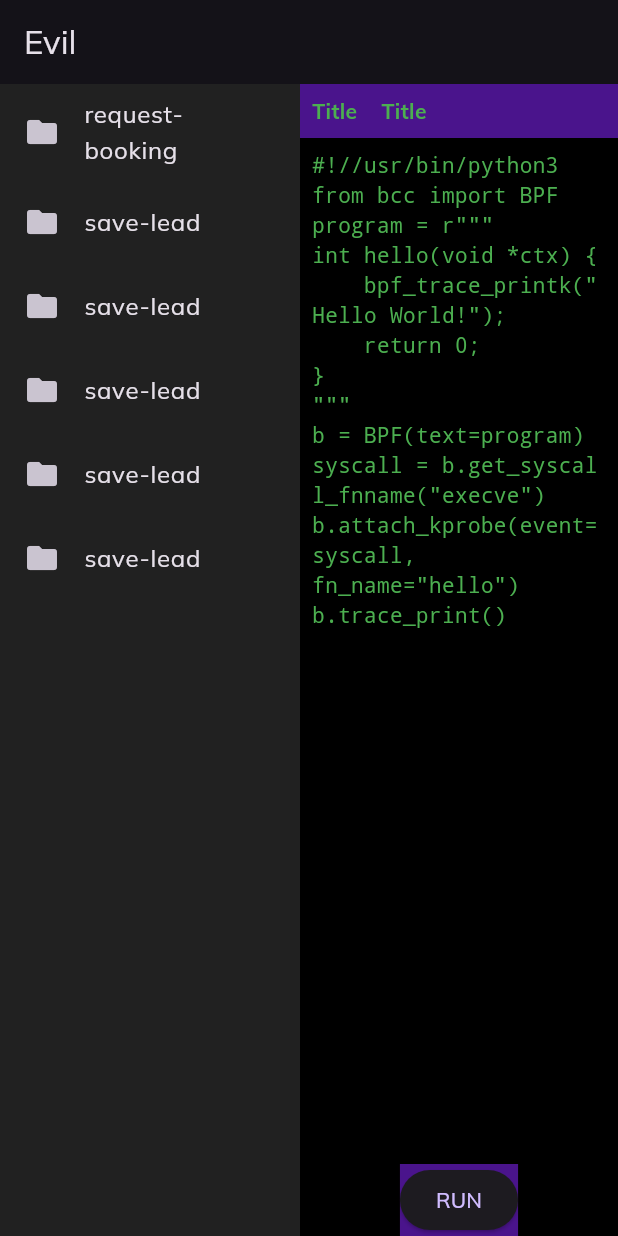
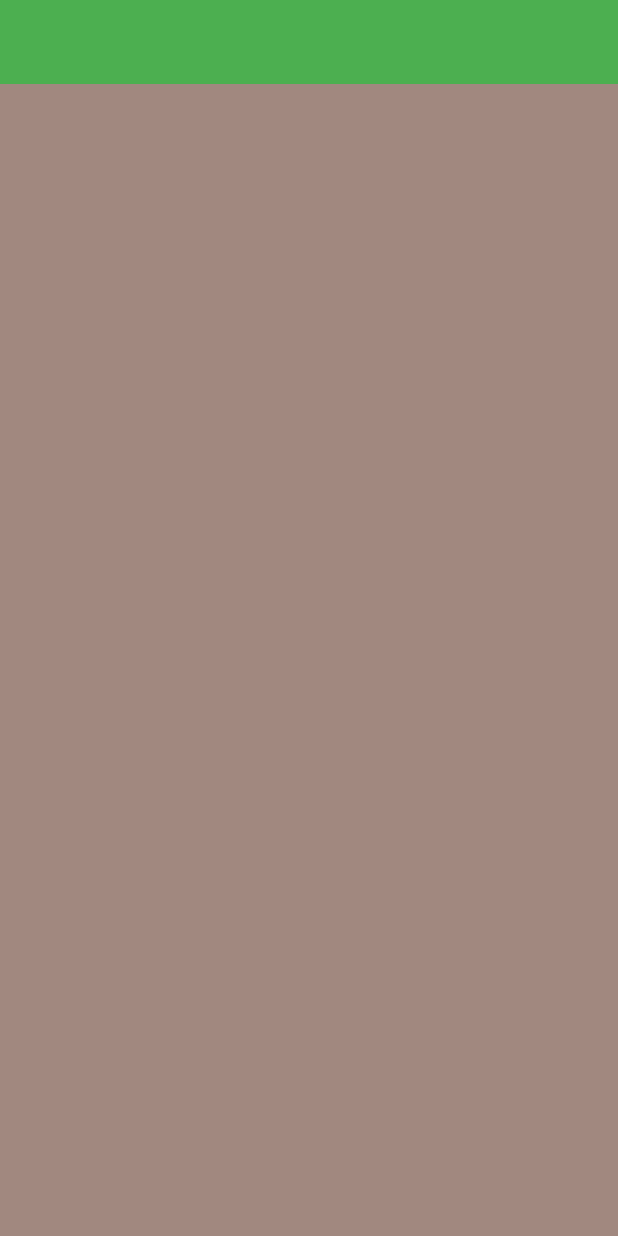
Before and after one commit to eBPFVirtureAILAB/eVAL-front, a Flutter app: the screen it shows after launch, on a phone screen of 412 x 824 dp. Run offline on Flutter 3.47's test engine with Material 3 defaults, Android fonts, the phone set to English and light mode, and no system bars; our stand-ins replace get, google_fonts.

Commit message:
modify responsiveWidget

```diff
--- /dev/null
+++ b/lib/helpers/responsive.dart
@@ -0,0 +1,44 @@
+import 'package:flutter/material.dart';
+
+const int largeScreenSize = 1366;
+const int mediumScreenSize = 768;
+const int smallScreenSize = 360;
+
+class ResponsiveWidget extends StatelessWidget {
+  final Widget largeScreen;
+  final Widget? mediumScreen;
+  final Widget? smallScreen;
+
+  const ResponsiveWidget(
+      {Key? key,
+      required this.largeScreen,
+      this.mediumScreen,
+      this.smallScreen})
+      : super(key: key);
+
+  static bool isSmallScreen(BuildContext context) =>
+      MediaQuery.of(context).size.width < smallScreenSize;
+
+  static bool isMidumScreen(BuildContext context) =>
+      MediaQuery.of(context).size.width >= mediumScreenSize &&
+      MediaQuery.of(context).size.width < largeScreenSize;
+
+  static bool isLargeScreen(BuildContext context) =>
+      MediaQuery.of(context).size.width >= largeScreenSize;
+
+  @override
+  Widget build(BuildContext context) {
+    return LayoutBuilder(
+      builder: (context, constraints) {
+        double width = constraints.maxWidth;
+        if (width >= largeScreenSize) {
+          return largeScreen;
+        } else if (width < largeScreenSize && width >= mediumScreenSize) {
+          return mediumScreen ?? largeScreen;
+        } else {
+          return smallScreen ?? largeScreen;
+        }
+      },
+    );
+  }
+}
--- a/lib/layout.dart
+++ b/lib/layout.dart
@@ -0,0 +1,21 @@
+import 'package:eval_front/helpers/responsive.dart';
+import 'package:eval_front/widgets/large_screen.dart';
+import 'package:eval_front/widgets/small_screen.dart';
+import 'package:flutter/material.dart';
+
+class SiteLayout extends StatelessWidget {
+  const SiteLayout({Key? key}) : super(key: key);
+
+  @override
+  Widget build(BuildContext context) {
+    return Scaffold(
+        appBar: AppBar(
+          elevation: 0,
+          backgroundColor: Colors.green,
+        ),
+        body: ResponsiveWidget(
+          largeScreen: LargeScreen(),
+          smallScreen: SmallScreen(),
+        ));
+  }
+}
--- a/lib/main.dart
+++ b/lib/main.dart
@@ -1,3 +1,4 @@
+import 'package:eval_front/layout.dart';
 import 'package:flutter/material.dart';
 import 'package:get/route_manager.dart';
 import 'package:google_fonts/google_fonts.dart';
@@ -18,125 +19,129 @@ class MyApp extends StatelessWidget {
         primarySwatch: Colors.purple,
         brightness: Brightness.dark,
         textTheme: GoogleFonts.mulishTextTheme(Theme.of(context).textTheme)
-            .apply(bodyColor: Colors.black),
+            .apply(bodyColor: Colors.white),
+        pageTransitionsTheme: PageTransitionsTheme(builders: {
+          TargetPlatform.iOS: FadeUpwardsPageTransitionsBuilder(),
+          TargetPlatform.android: FadeUpwardsPageTransitionsBuilder()
+        }),
       ),
-      home: MyHomePage(),
+      home: SiteLayout(),
     );
   }
 }
 
-class MyHomePage extends StatefulWidget {
-  @override
-  _MyHomePageState createState() => _MyHomePageState();
-}
+// class MyHomePage extends StatefulWidget {
+//   @override
+//   _MyHomePageState createState() => _MyHomePageState();
+// }
 
-class _MyHomePageState extends State<MyHomePage> {
-  final List<String> _files = [
-    'request-booking',
-    'save-lead',
-    'save-lead',
-    'save-lead',
-    'save-lead',
-    'save-lead',
-  ];
+// class _MyHomePageState extends State<MyHomePage> {
+//   final List<String> _files = [
+//     'request-booking',
+//     'save-lead',
+//     'save-lead',
+//     'save-lead',
+//     'save-lead',
+//     'save-lead',
+//   ];
 
-  final List<String> _code = [
-    '''
-#!//usr/bin/python3
-from bcc import BPF
-program = r"""
-int hello(void *ctx) {
-    bpf_trace_printk("Hello World!");
-    return 0;
-}
-"""
-b = BPF(text=program)
-syscall = b.get_syscall_fnname("execve")
-b.attach_kprobe(event=syscall, fn_name="hello")
-b.trace_print()
-''',
-  ];
+//   final List<String> _code = [
+//     '''
+// #!//usr/bin/python3
+// from bcc import BPF
+// program = r"""
+// int hello(void *ctx) {
+//     bpf_trace_printk("Hello World!");
+//     return 0;
+// }
+// """
+// b = BPF(text=program)
+// syscall = b.get_syscall_fnname("execve")
+// b.attach_kprobe(event=syscall, fn_name="hello")
+// b.trace_print()
+// ''',
+//   ];
 
-  @override
-  Widget build(BuildContext context) {
-    return Scaffold(
-      appBar: AppBar(
-        title: Text('Evil'),
-      ),
-      body: Row(
-        children: [
-          Container(
-            color: Colors.grey[900],
-            width: 200,
-            child: ListView.builder(
-              itemCount: _files.length,
-              itemBuilder: (context, index) {
-                return ListTile(
-                  leading: Icon(Icons.folder),
-                  title: Text(_files[index]),
-                );
-              },
-            ),
-          ),
-          Expanded(
-            child: Container(
-              color: Colors.black,
-              child: Column(
-                children: [
-                  Container(
-                    color: Colors.purple[900],
-                    child: Row(
-                      children: [
-                        Padding(
-                          padding: const EdgeInsets.all(8.0),
-                          child: Text(
-                            'Title',
-                            style: TextStyle(
-                              color: Colors.green,
-                              fontWeight: FontWeight.bold,
-                            ),
-                          ),
-                        ),
-                        Padding(
-                          padding: const EdgeInsets.all(8.0),
-                          child: Text(
-                            'Title',
-                            style: TextStyle(
-                              color: Colors.green,
-                              fontWeight: FontWeight.bold,
-                            ),
-                          ),
-                        ),
-                      ],
-                    ),
-                  ),
-                  Expanded(
-                    child: SingleChildScrollView(
-                      child: Padding(
-                        padding: const EdgeInsets.all(8.0),
-                        child: Text(
-                          _code[0],
-                          style: TextStyle(
-                            color: Colors.green,
-                            fontFamily: 'Monospace',
-                          ),
-                        ),
-                      ),
-                    ),
-                  ),
-                  Container(
-                    color: Colors.purple[900],
-                    child: ElevatedButton(
-                      onPressed: () {},
-                      child: Text('RUN'),
-                    ),
-                  ),
-                ],
-              ),
-            ),
-          ),
-        ],
-      ),
-    );
-  }
-}
+//   @override
+//   Widget build(BuildContext context) {
+//     return Scaffold(
+//       appBar: AppBar(
+//         title: Text('Evil'),
+//       ),
+//       body: Row(
+//         children: [
+//           Container(
+//             color: Colors.grey[900],
+//             width: 200,
+//             child: ListView.builder(
+//               itemCount: _files.length,
+//               itemBuilder: (context, index) {
+//                 return ListTile(
+//                   leading: Icon(Icons.folder),
+//                   title: Text(_files[index]),
+//                 );
+//               },
+//             ),
+//           ),
+//           Expanded(
+//             child: Container(
+//               color: Colors.black,
+//               child: Column(
+//                 children: [
+//                   Container(
+//                     color: Colors.purple[900],
+//                     child: Row(
+//                       children: [
+//                         Padding(
+//                           padding: const EdgeInsets.all(8.0),
+//                           child: Text(
+//                             'Title',
+//                             style: TextStyle(
+//                               color: Colors.green,
+//                               fontWeight: FontWeight.bold,
+//                             ),
+//                           ),
+//                         ),
+//                         Padding(
+//                           padding: const EdgeInsets.all(8.0),
+//                           child: Text(
+//                             'Title',
+//                             style: TextStyle(
+//                               color: Colors.green,
+//                               fontWeight: FontWeight.bold,
+//                             ),
+//                           ),
+//                         ),
+//                       ],
+//                     ),
+//                   ),
+//                   Expanded(
+//                     child: SingleChildScrollView(
+//                       child: Padding(
+//                         padding: const EdgeInsets.all(8.0),
+//                         child: Text(
+//                           _code[0],
+//                           style: TextStyle(
+//                             color: Colors.green,
+//                             fontFamily: 'Monospace',
+//                           ),
+//                         ),
+//                       ),
+//                     ),
+//                   ),
+//                   Container(
+//                     color: Colors.purple[900],
+//                     child: ElevatedButton(
+//                       onPressed: () {},
+//                       child: Text('RUN'),
+//                     ),
+//                   ),
+//                 ],
+//               ),
+//             ),
+//           ),
+//         ],
+//       ),
+//     );
+//   }
+// }
--- /dev/null
+++ b/lib/widgets/large_screen.dart
@@ -0,0 +1,24 @@
+import 'package:flutter/material.dart';
+
+class LargeScreen extends StatelessWidget {
+  const LargeScreen({Key? key}) : super(key: key);
+
+  @override
+  Widget build(BuildContext context) {
+    return Row(
+      children: [
+        Expanded(child: Container(color: Colors.amber.shade100)),
+        Expanded(
+            flex: 2,
+            child: Container(
+              color: Colors.amber.shade200,
+            )),
+        Expanded(
+            flex: 2,
+            child: Container(
+              color: Colors.amber.shade300,
+            )),
+      ],
+    );
+  }
+}
--- /dev/null
+++ b/lib/widgets/small_screen.dart
@@ -0,0 +1,11 @@
+import 'package:flutter/material.dart';
+
+class SmallScreen extends StatelessWidget {
+  const SmallScreen({Key? key}) : super(key: key);
+
+  @override
+  Widget build(BuildContext context) {
+    return Container(
+        constraints: BoxConstraints.expand(), color: Colors.brown.shade300);
+  }
+}
```
